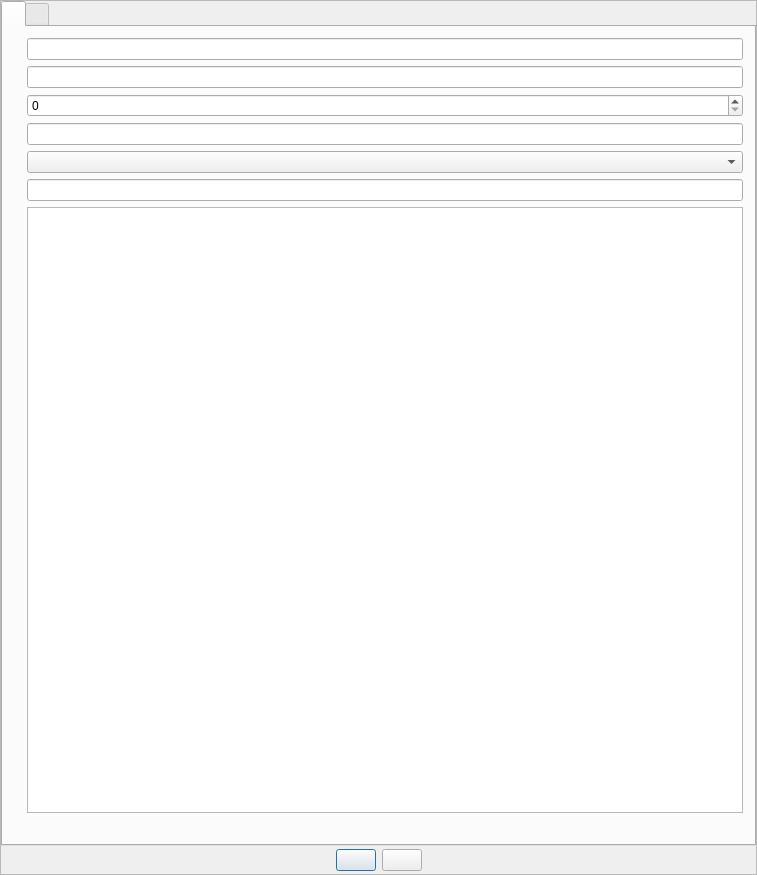
Old version of the form src/gui/src/SongPropertiesDialog_UI.ui in the repository hydrogen-music/hydrogen.
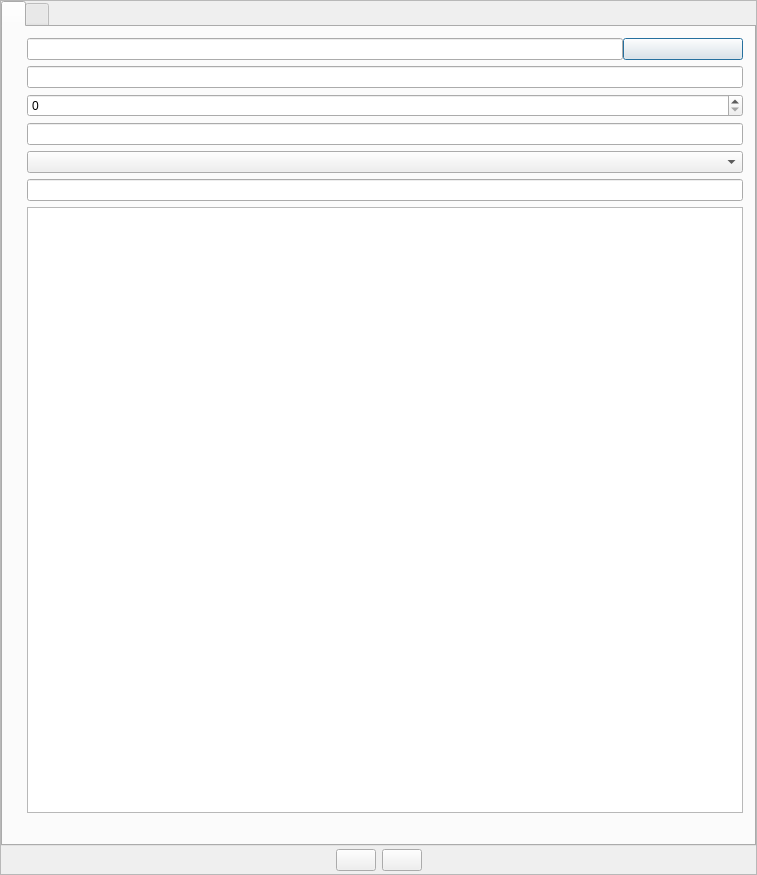
New version of the form. Custom widgets are drawn as their Qt base class.

Commit message:
SongPropertiesDialog: add browse button
not nicely integrated into the layout, through..

The edit to the form file:
```diff
--- a/src/gui/src/SongPropertiesDialog_UI.ui
+++ b/src/gui/src/SongPropertiesDialog_UI.ui
@@ -155,9 +155,46 @@
            <item row="1" column="1">
             <widget class="LCDDisplay" name="songNameTxt"/>
            </item>
-           <item row="0" column="1">
-            <widget class="LCDDisplay" name="m_pPathEdit"/>
-           </item>
+					 <item row="0" column="1">
+						 <widget class="QWidget" name="m_pPathContainer">
+							 <layout class="QHBoxLayout" name="outerLayout1">
+								 <property name="spacing">
+									 <number>0</number>
+								 </property>
+								 <property name="leftMargin">
+									 <number>0</number>
+								 </property>
+								 <property name="topMargin">
+									 <number>0</number>
+								 </property>
+								 <property name="rightMargin">
+									 <number>0</number>
+								 </property>
+								 <property name="bottomMargin">
+									 <number>0</number>
+								 </property>
+								 <item>
+									 <widget class="LCDDisplay" name="m_pPathEdit"/>
+								 </item>
+								 <item>
+									 <widget class="Button" name="m_pPathBrowseButton">
+										 <property name="sizePolicy">
+											 <sizepolicy hsizetype="Expanding" vsizetype="Preferred">
+												 <horstretch>0</horstretch>
+												 <verstretch>0</verstretch>
+											 </sizepolicy>
+										 </property>
+										 <property name="maximumSize">
+											 <size>
+												 <width>120</width>
+												 <height>16777215</height>
+											 </size>
+										 </property>
+									 </widget>
+								 </item>
+							 </layout>
+						 </widget>
+					 </item>
            <item row="0" column="0">
             <widget class="QLabel" name="m_pPathLabel">
              <property name="text">
```
The commit also changes 1 other file.
